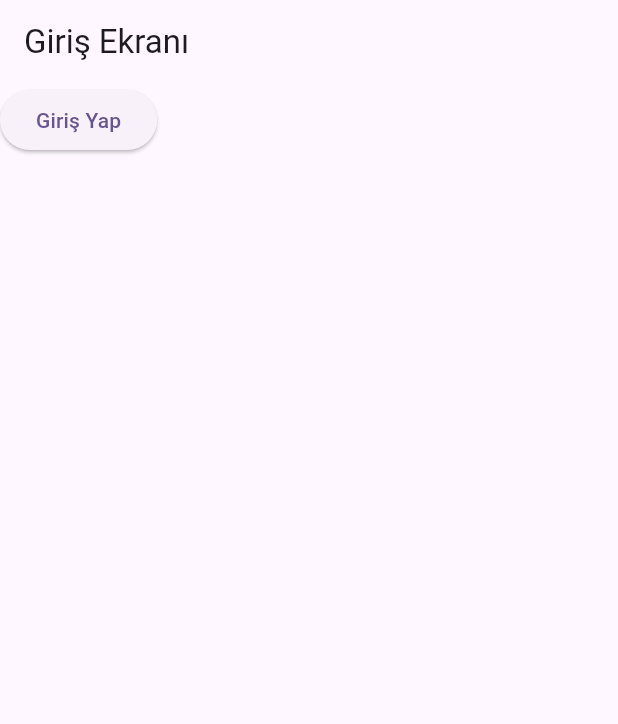
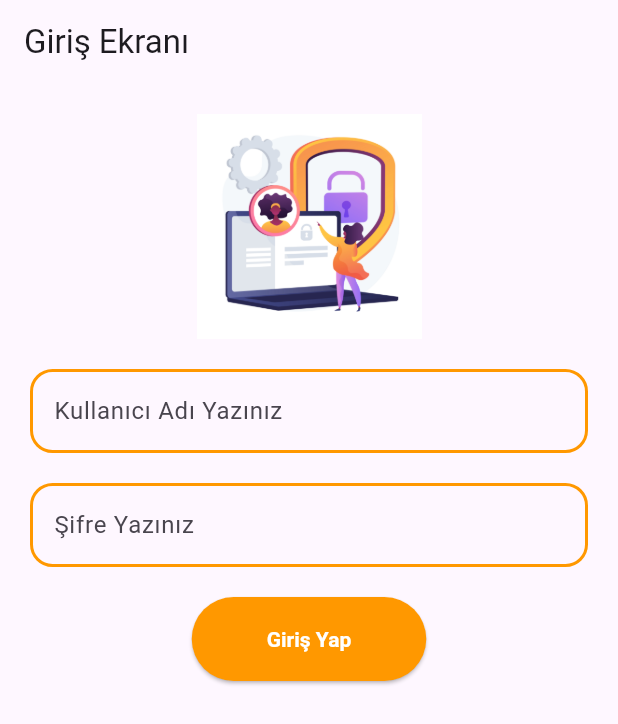
Before and after one commit to alpsarikisla/FlutterSayfaGecisleri, a Flutter app: the screen it shows after launch, on a phone screen of 412 x 824 dp. Shown: the top 724 px of the screen. Run offline on Flutter 3.47's test engine with Material 3 defaults, Android fonts, the phone set to English and light mode, and no system bars.

Commit message:
Veri İletimi ve Tasarım değiştirildi

```diff
--- a/lib/main.dart
+++ b/lib/main.dart
@@ -33,8 +33,12 @@ class GirisEkrani extends StatefulWidget {
 }
 
 class _GirisEkraniState extends State<GirisEkrani> {
+  TextEditingController ctrlKullaniciAdi = TextEditingController();
+  TextEditingController ctrlSifre = TextEditingController();
   girisYap() {
-    Navigator.pushNamed(context, "/ProfilSayfasi");
+    Navigator.pushNamed(context, "/ProfilSayfasi",
+        arguments: DataModel(
+            kullaniciAdi: ctrlKullaniciAdi.text, sifre: ctrlSifre.text));
   }
 
   @override
@@ -42,9 +46,61 @@ class _GirisEkraniState extends State<GirisEkrani> {
     return Scaffold(
       appBar: AppBar(title: const Text("Giriş Ekranı")),
       body: Container(
+        padding: const EdgeInsets.fromLTRB(20, 20, 20, 20),
         child: Column(
           children: <Widget>[
-            ElevatedButton(onPressed: girisYap, child: const Text("Giriş Yap")),
+            const Image(
+                image: AssetImage("lib/images/loginimage.jpg"), width: 150),
+            //const Divider(),
+            const SizedBox(height: 20),
+            TextFormField(
+              decoration: const InputDecoration(
+                enabledBorder: OutlineInputBorder(
+                  borderSide: BorderSide(color: Colors.orange, width: 2.0),
+                  borderRadius: BorderRadius.all(Radius.circular(15)),
+                ),
+                focusedBorder: OutlineInputBorder(
+                  borderSide: BorderSide(color: Colors.purple, width: 2.0),
+                  borderRadius: BorderRadius.all(Radius.circular(15)),
+                ),
+                hintText: 'Kullanıcı Adı Yazınız',
+              ),
+              controller: ctrlKullaniciAdi,
+            ),
+            const SizedBox(
+              height: 20,
+            ),
+            TextFormField(
+              decoration: const InputDecoration(
+                enabledBorder: OutlineInputBorder(
+                  borderSide: BorderSide(color: Colors.orange, width: 2.0),
+                  borderRadius: BorderRadius.all(Radius.circular(15)),
+                ),
+                focusedBorder: OutlineInputBorder(
+                  borderSide: BorderSide(color: Colors.purple, width: 2.0),
+                  borderRadius: BorderRadius.all(Radius.circular(15)),
+                ),
+                hintText: 'Şifre Yazınız',
+              ),
+              controller: ctrlSifre,
+            ),
+            const SizedBox(
+              height: 20,
+            ),
+            ElevatedButton(
+              onPressed: girisYap,
+              child: const Text("Giriş Yap"),
+              style: ElevatedButton.styleFrom(
+                backgroundColor: Colors.orange,
+                foregroundColor: Colors.white,
+                padding:
+                    const EdgeInsets.symmetric(horizontal: 50, vertical: 20),
+                textStyle: const TextStyle(
+                  //fontSize: 30,
+                  fontWeight: FontWeight.bold,
+                ),
+              ),
+            ),
           ],
         ),
       ),
@@ -66,15 +122,26 @@ class _ProfilEkraniState extends State<ProfilEkrani> {
 
   @override
   Widget build(BuildContext context) {
+    DataModel gelenVeri =
+        ModalRoute.of(context)?.settings.arguments as DataModel;
     return Scaffold(
       appBar: AppBar(title: const Text("Profil Sayfası")),
       body: Container(
         child: Column(
           children: <Widget>[
-            ElevatedButton(onPressed: cikisYap, child: const Text("Çıkış Yap")),
+            ElevatedButton(
+                onPressed: cikisYap,
+                child: const Text("Çıkış Yap")), //elevatedbutton
+            Text(gelenVeri.kullaniciAdi),
+            Text(gelenVeri.sifre),
           ],
         ),
       ),
     );
   }
 }
+
+class DataModel {
+  String kullaniciAdi, sifre;
+  DataModel({required this.kullaniciAdi, required this.sifre});
+}
--- a/pubspec.yaml
+++ b/pubspec.yaml
@@ -59,8 +59,8 @@ flutter:
   uses-material-design: true
 
   # To add assets to your application, add an assets section, like this:
-  # assets:
-  #   - images/a_dot_burr.jpeg
+  assets:
+    - lib/images/loginimage.jpg
   #   - images/a_dot_ham.jpeg
 
   # An image asset can refer to one or more resolution-specific "variants", see
```
Also changed, not shown: lib/images/loginimage.jpg (added).
